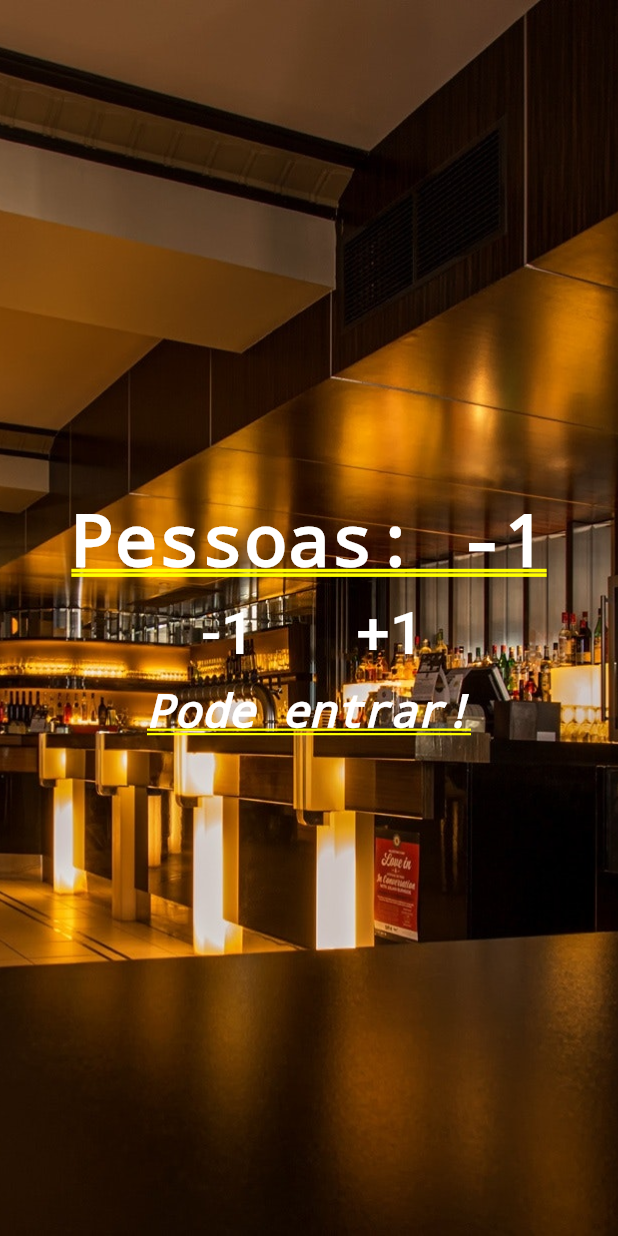
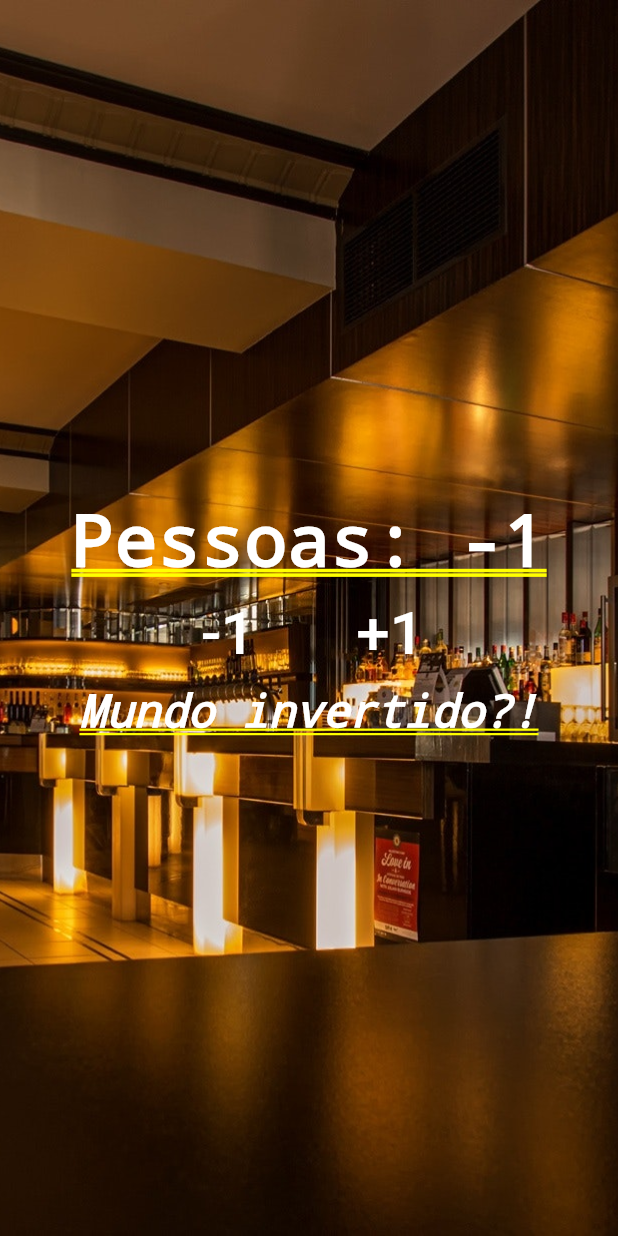
Before and after one commit to pguilimaf/curso-flutter-1-contador-de-pessoas, a Flutter app: the screen it shows after launch, after a tap on "-1", on a phone screen of 412 x 824 dp. Run offline on Flutter 3.47's test engine with Material 2 defaults, Android fonts, the phone set to English and light mode, and no system bars.

Commit message:
Stateless e Stateful

```diff
--- a/lib/main.dart
+++ b/lib/main.dart
@@ -11,10 +11,19 @@ class Home extends StatefulWidget {
 
 class _HomeState extends State<Home> {
   int _people = 0;
+  String _infoText = "Pode Entrar!";
 
   void _changePeople(int delta) {
     setState(() {
       _people += delta;
+
+      if (_people < 0) {
+        _infoText = "Mundo invertido?!";
+      } else if (_people <= 10) {
+        _infoText = "Pode Entrar!";
+      } else {
+        _infoText = "Lotado!";
+      }
     });
   }
 
@@ -55,7 +64,7 @@ class _HomeState extends State<Home> {
             ),
           ]),
           Text(
-            "Pode entrar!",
+            _infoText,
             style: TextStyle(
                 color: Colors.white,
                 fontStyle: FontStyle.italic,
```
